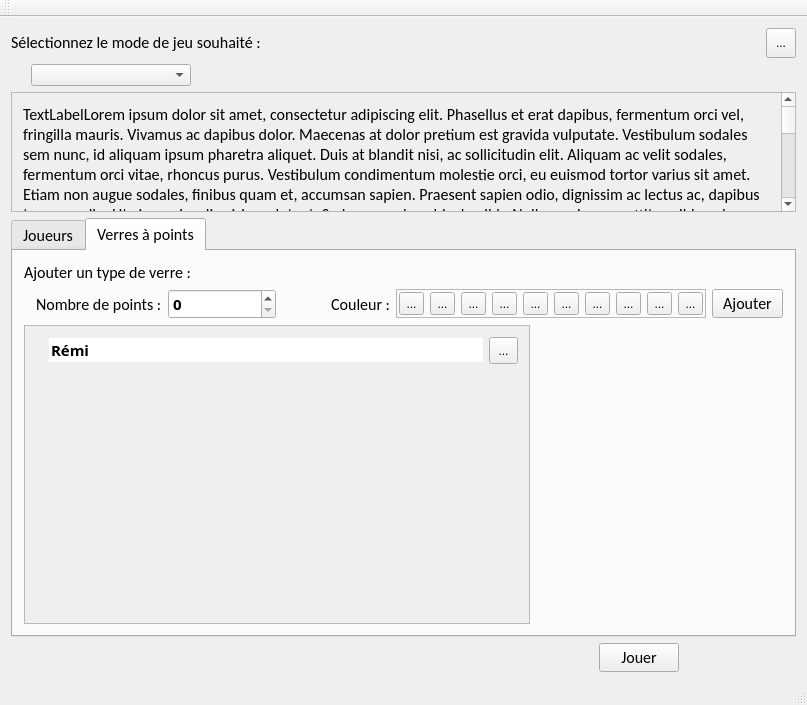
Before: the Qt Designer form BeerPong-Ultimate/src/gui/QtGUI/QtGUI.ui in rchaucha/BeerPong-Evoled, drawn with Qt 5.
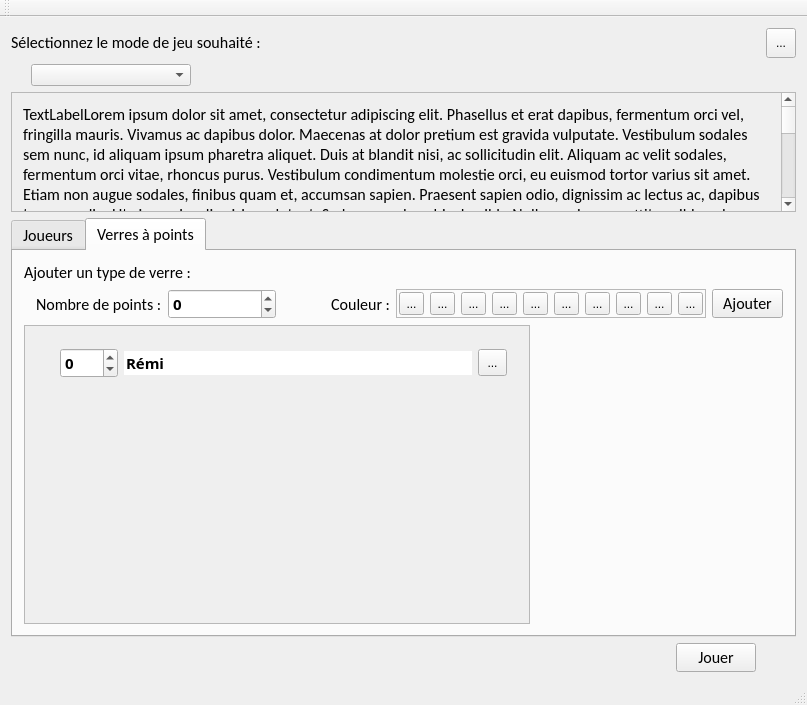
After: the same form once the commit is applied. Icons and pictures are not drawn.

Diff of the .ui file:
```diff
--- a/BeerPong-Ultimate/src/gui/QtGUI/QtGUI.ui
+++ b/BeerPong-Ultimate/src/gui/QtGUI/QtGUI.ui
@@ -684,6 +684,12 @@
               <bold>true</bold>
              </font>
             </property>
+            <property name="minimum">
+             <number>-100</number>
+            </property>
+            <property name="maximum">
+             <number>100</number>
+            </property>
            </widget>
           </item>
           <item>
@@ -1026,6 +1032,11 @@
                 <property name="sizeConstraint">
                  <enum>QLayout::SetFixedSize</enum>
                 </property>
+               </layout>
+              </item>
+              <item>
+               <widget class="QWidget" name="widget" native="true">
+                <layout class="QHBoxLayout" name="horizontalLayout_11">
                 <item>
                  <widget class="QLabel" name="label_2">
                   <property name="text">
@@ -1036,6 +1047,23 @@
                   </property>
                  </widget>
                 </item>
+                 <item>
+                  <widget class="QSpinBox" name="spinBox">
+                   <property name="font">
+                    <font>
+                     <family>Century Gothic</family>
+                     <pointsize>11</pointsize>
+                     <bold>true</bold>
+                    </font>
+                   </property>
+                   <property name="minimum">
+                    <number>-100</number>
+                   </property>
+                   <property name="maximum">
+                    <number>100</number>
+                   </property>
+                  </widget>
+                 </item>
                 <item>
                  <widget class="QLineEdit" name="lineEdit">
                   <property name="font">
@@ -1074,6 +1102,7 @@
                  </widget>
                 </item>
                </layout>
+               </widget>
               </item>
               <item>
                <spacer name="verticalSpacer">
@@ -1112,7 +1141,7 @@
      </widget>
     </item>
     <item>
-     <layout class="QHBoxLayout" name="horizontalLayout_8" stretch="5,0,1">
+     <layout class="QHBoxLayout" name="horizontalLayout_8" stretch="5,0,0">
       <item>
        <spacer name="horizontalSpacer_5">
         <property name="orientation">
```
Lines whose indentation alone changed are shown as unchanged.
